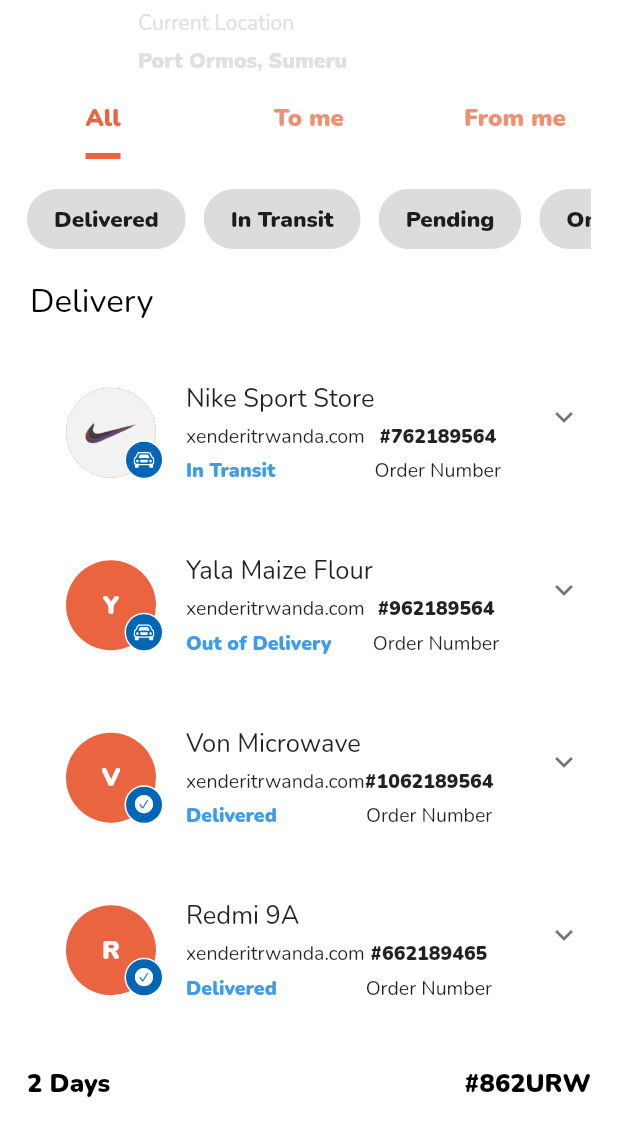
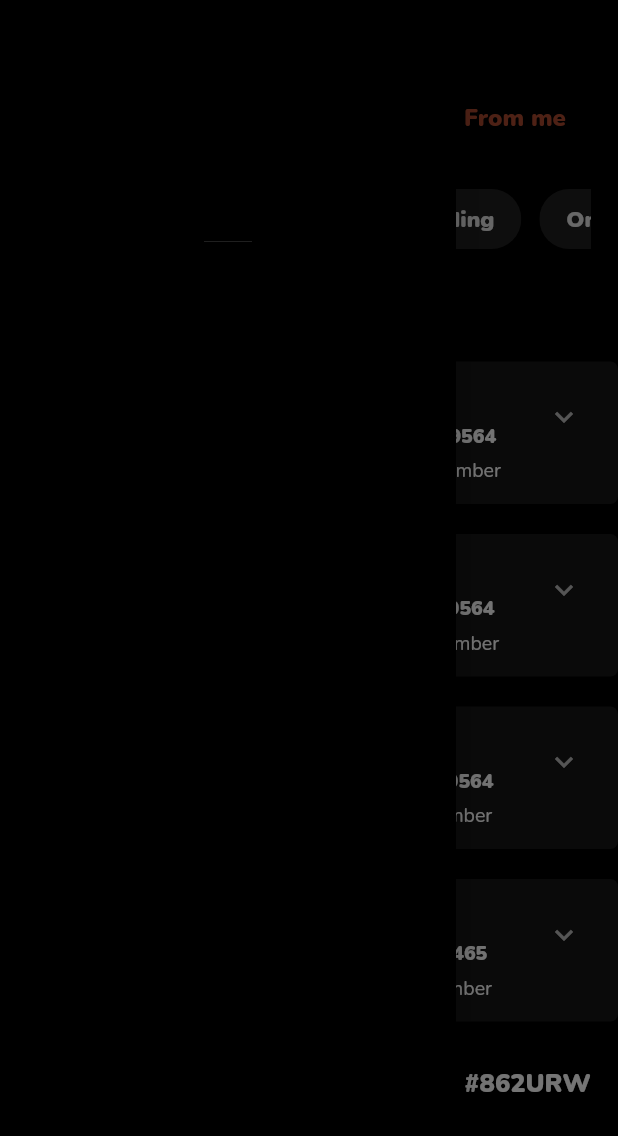
Before and after one commit to Karumaidoi/send-it-Express, a Flutter app: the HomePage screen opened directly, after a tap on the "menu" icon, on a phone screen of 412 x 824 dp. Shown: the top 1136 px of the screen. Run offline on Flutter 3.47's test engine with Material 2 defaults, Android fonts, the phone set to English and light mode, and no system bars; our stand-ins replace another_flushbar, badges, bootstrap_icons, flutter_holo_date_picker, flutter_vector_icons, lottie and 3 more; missing offline and left inert: cupertino_onboarding, flag, launch_review, spring_button; accounts and stored records are empty.

Commit message:
Added Drawer

```diff
--- a/lib/main.dart
+++ b/lib/main.dart
@@ -51,7 +51,7 @@ class _MyAppState extends State<MyApp> {
           return MaterialApp(
             debugShowCheckedModeBanner: false,
             title: 'Sendit',
-            theme: Styles.themeData(themeChangeProvider.darkTheme, context),
+            theme: Styles.themeData(!themeChangeProvider.darkTheme, context),
             home: const SplashScreen(),
           );
         });
--- a/lib/view/Home/pages/home_page.dart
+++ b/lib/view/Home/pages/home_page.dart
@@ -15,9 +15,23 @@ class HomePage extends StatelessWidget {
       length: 3,
       child: Scaffold(
         backgroundColor: Theme.of(context).backgroundColor,
+        drawer: Drawer(
+          child: Column(
+            children: [DrawerHeader(child: Column())],
+          ),
+        ),
         appBar: AppBar(
           title: const HeaderInfoWidget(),
-          leading: IconButton(onPressed: () {}, icon: const Icon(Icons.menu)),
+          leading: Builder(builder: (context) {
+            return IconButton(
+                onPressed: () {
+                  Scaffold.of(context).openDrawer();
+                },
+                icon: Icon(
+                  Icons.menu,
+                  color: Theme.of(context).buttonColor,
+                ));
+          }),
           centerTitle: false,
           bottom: const TabBar(
               isScrollable: false,
```
